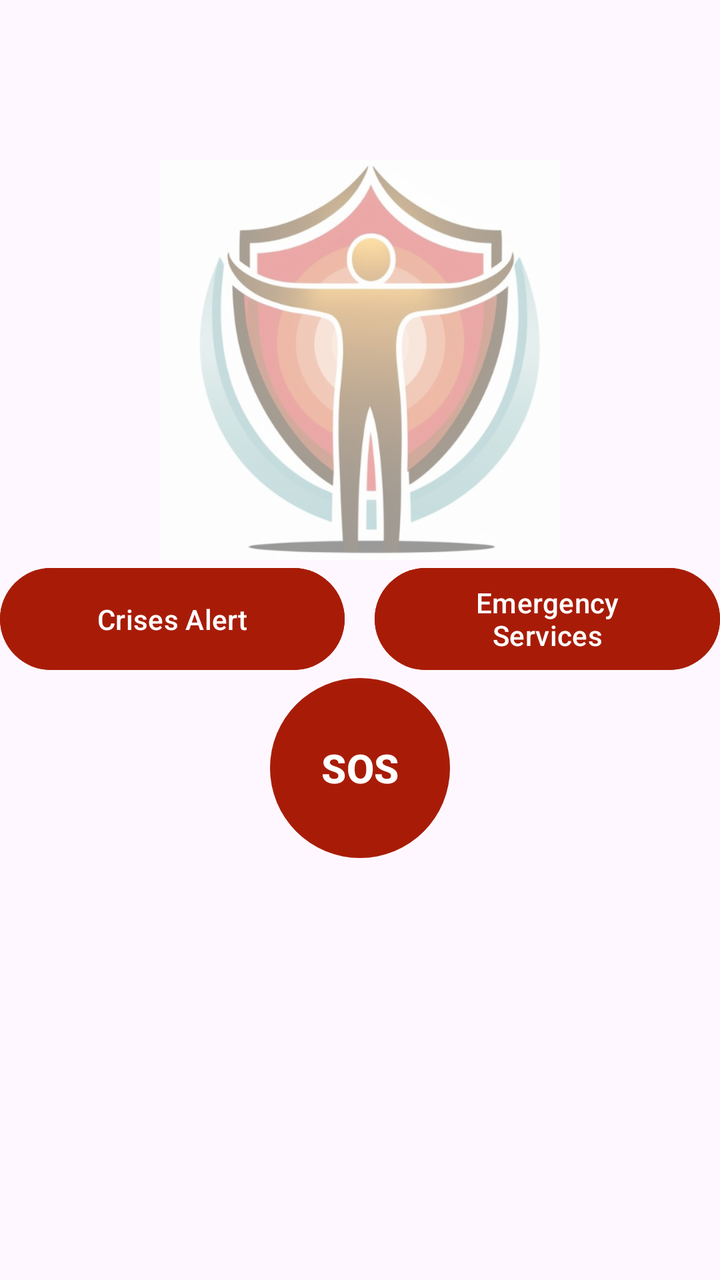
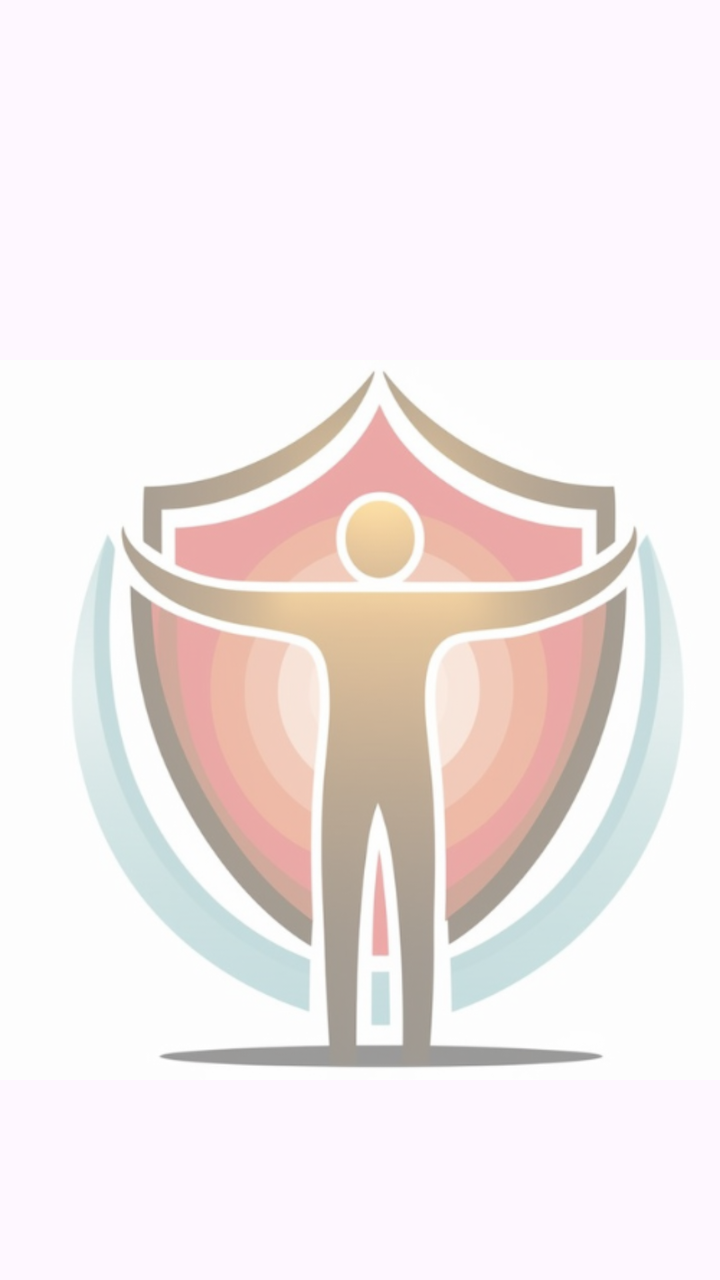

Before-and-after screenshots of an Android layout around one commit, followed by the original layout XML and the change that was made.
<!-- AndroidManifest.xml: application theme Theme.SafetyNova -->
<!-- res/layout/fragment_home.xml -->
<RelativeLayout xmlns:android="http://schemas.android.com/apk/res/android"
    android:layout_width="match_parent"
    android:layout_height="wrap_content">

    <ImageView
        android:id="@+id/main_logo"
        android:layout_width="300dp"
        android:layout_height="200dp"
        android:layout_marginTop="80dp"
        android:layout_centerHorizontal="true"
        android:src="@drawable/icon" />

    <LinearLayout
        android:id="@+id/button_container"
        android:layout_width="match_parent"
        android:layout_height="wrap_content"
        android:layout_below="@id/main_logo"
        android:gravity="center"
        android:orientation="horizontal">

        <Button
            android:id="@+id/btn_emergency_location_fragment"
            android:layout_width="0dp"
            android:layout_height="59dp"
            android:layout_marginEnd="15dp"
            android:layout_weight="1"
            android:backgroundTint="#a81c07"
            android:text="Crises Alert"
            android:textColor="#FFFFFF" />

        <Button
            android:id="@+id/btn_emergency_services_fragment"
            android:layout_width="0dp"
            android:layout_height="59dp"
            android:layout_weight="1"
            android:backgroundTint="#a81c07"
            android:text="Emergency Services"
            android:textColor="#FFFFFF" />
    </LinearLayout>

    <Button
        android:id="@+id/btn_location_fragment"
        android:layout_width="90dp"
        android:layout_height="90dp"
        android:layout_below="@id/button_container"
        android:layout_centerHorizontal="true"
        android:background="@drawable/circle_sos_button"
        android:text="SOS"
        android:textColor="#FFFFFF"
        android:textSize="20dp"
        android:textStyle="bold" />
</RelativeLayout>
<!-- resources referenced by this layout -->
<resources>
  <!-- drawable circle_sos_button (drawable) -->
  <shape xmlns:android="http://schemas.android.com/apk/res/android"
      android:shape="oval">
      <solid android:color="@color/red" />
      <size android:width="90dp" android:height="90dp" />
  </shape>
  <!-- drawable icon: png bitmap (drawable, 177183 bytes) -->
  <style name="Theme.SafetyNova" parent="Base.Theme.SafetyNova" />
  <color name="red">#a81c07</color>
  <style name="Base.Theme.SafetyNova" parent="Theme.Material3.DayNight.NoActionBar">
          <item name="colorPrimary">@color/red</item>
          <item name="colorPrimaryContainer">@color/red</item>
      </style>
</resources>

<!-- the commit's change to res/layout/fragment_home.xml (unified diff, before → after) -->
@@ -4,10 +4,9 @@
 
     <ImageView
         android:id="@+id/main_logo"
-        android:layout_width="300dp"
-        android:layout_height="200dp"
+        android:layout_width="match_parent"
+        android:layout_height="600dp"
         android:layout_marginTop="80dp"
-        android:layout_centerHorizontal="true"
         android:src="@drawable/icon" />
 
     <LinearLayout
